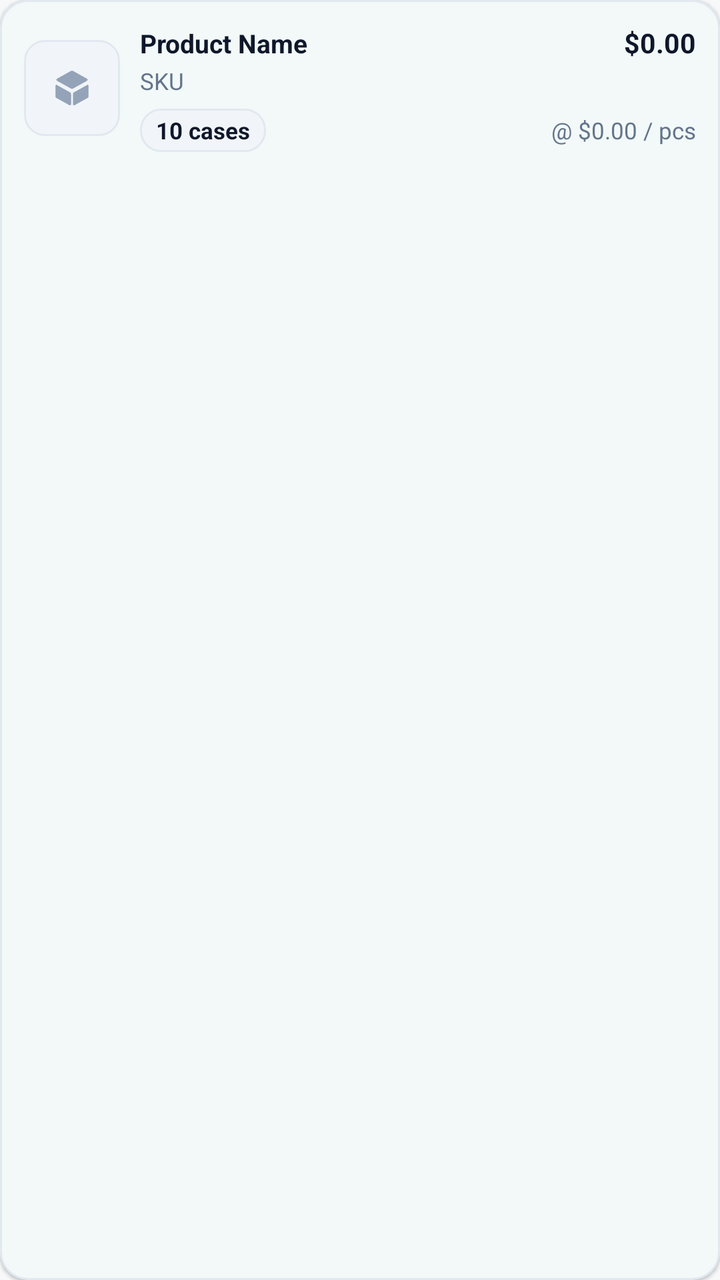
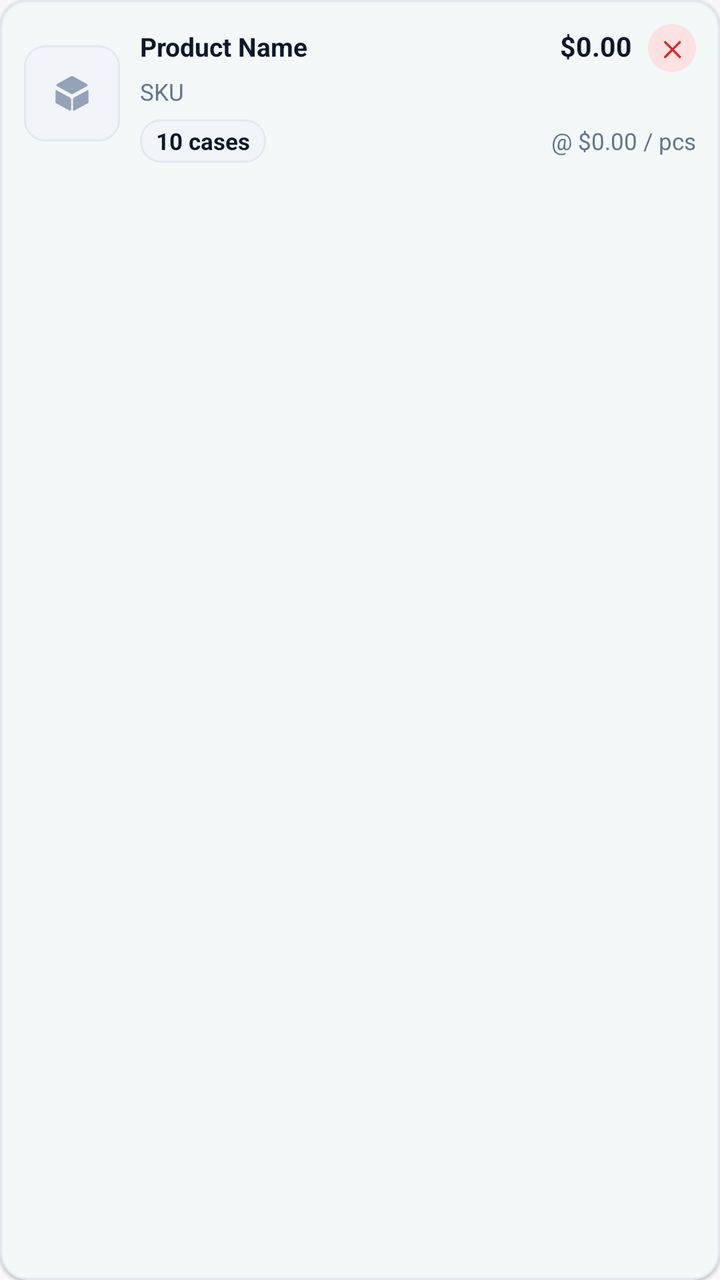

Before-and-after screenshots of an Android layout around one commit, followed by the original layout XML and the change that was made.
<!-- AndroidManifest.xml: application theme Theme.InFlowPremium -->
<!-- res/layout/item_po_line.xml -->
<?xml version="1.0" encoding="utf-8"?>
<com.google.android.material.card.MaterialCardView xmlns:android="http://schemas.android.com/apk/res/android"
    xmlns:app="http://schemas.android.com/apk/res-auto"
    android:layout_width="match_parent"
    android:layout_height="wrap_content"
    android:layout_marginBottom="8dp"
    app:cardBackgroundColor="@color/surface_card"
    app:cardCornerRadius="14dp"
    app:cardElevation="1dp"
    app:strokeColor="@color/surface_stroke"
    app:strokeWidth="1dp">

    <LinearLayout
        android:layout_width="match_parent"
        android:layout_height="wrap_content"
        android:gravity="center_vertical"
        android:orientation="horizontal"
        android:padding="12dp">

        <FrameLayout
            android:layout_width="48dp"
            android:layout_height="48dp"
            android:background="@drawable/bg_product_thumb">

            <ImageView
                android:id="@+id/ivPoLineIcon"
                android:layout_width="22dp"
                android:layout_height="22dp"
                android:layout_gravity="center"
                android:src="@drawable/ic_nav_product"
                app:tint="#94A3B8" />

            <ImageView
                android:id="@+id/ivPoLineThumb"
                android:layout_width="match_parent"
                android:layout_height="match_parent"
                android:scaleType="centerCrop"
                android:visibility="gone" />
        </FrameLayout>

        <LinearLayout
            android:layout_width="0dp"
            android:layout_height="wrap_content"
            android:layout_marginStart="10dp"
            android:layout_weight="1"
            android:orientation="vertical">

            <LinearLayout
                android:layout_width="match_parent"
                android:layout_height="wrap_content"
                android:orientation="horizontal">

                <TextView
                    android:id="@+id/tvPoLineName"
                    android:layout_width="0dp"
                    android:layout_height="wrap_content"
                    android:layout_weight="1"
                    android:ellipsize="end"
                    android:maxLines="2"
                    android:text="Product Name"
                    android:textColor="@color/text_primary"
                    android:textSize="13sp"
                    android:textStyle="bold" />

                <TextView
                    android:id="@+id/tvPoLineSubtotal"
                    android:layout_width="wrap_content"
                    android:layout_height="wrap_content"
                    android:layout_marginStart="8dp"
                    android:text="$0.00"
                    android:textColor="@color/text_primary"
                    android:textSize="13.5sp"
                    android:textStyle="bold" />
            </LinearLayout>

            <TextView
                android:id="@+id/tvPoLineSku"
                android:layout_width="wrap_content"
                android:layout_height="wrap_content"
                android:layout_marginTop="2dp"
                android:text="SKU"
                android:textColor="@color/text_secondary"
                android:textSize="11.5sp" />

            <LinearLayout
                android:layout_width="match_parent"
                android:layout_height="wrap_content"
                android:layout_marginTop="6dp"
                android:gravity="center_vertical"
                android:orientation="horizontal">

                <TextView
                    android:id="@+id/tvPoLineQty"
                    android:layout_width="wrap_content"
                    android:layout_height="wrap_content"
                    android:background="@drawable/bg_product_thumb"
                    android:paddingHorizontal="8dp"
                    android:paddingVertical="3dp"
                    android:text="10 cases"
                    android:textColor="@color/text_primary"
                    android:textSize="11.5sp"
                    android:textStyle="bold" />

                <View
                    android:layout_width="0dp"
                    android:layout_height="1dp"
                    android:layout_weight="1" />

                <TextView
                    android:id="@+id/tvPoLineUnitCost"
                    android:layout_width="wrap_content"
                    android:layout_height="wrap_content"
                    android:text="@ $0.00 / pcs"
                    android:textColor="@color/text_secondary"
                    android:textSize="11.5sp" />
            </LinearLayout>
        </LinearLayout>
    </LinearLayout>
</com.google.android.material.card.MaterialCardView>
<!-- resources referenced by this layout -->
<resources>
  <color name="surface_card">#FFFFFF</color>
  <color name="surface_stroke">#E2E8F0</color>
  <color name="text_primary">#0F172A</color>
  <color name="text_secondary">#64748B</color>
  <!-- drawable bg_product_thumb (drawable) -->
  <?xml version="1.0" encoding="utf-8"?>
  <shape xmlns:android="http://schemas.android.com/apk/res/android"
      android:shape="rectangle">
      <solid android:color="#F1F5F9" />
      <corners android:radius="10dp" />
      <stroke
          android:width="1dp"
          android:color="#E2E8F0" />
  </shape>
  <color name="primary">#0D9488</color>
  <color name="primary_dark">#0F766E</color>
  <color name="accent">#10B981</color>
  <color name="glass_dialog_bg">#E0FFFFFF</color>
  <color name="surface_subtle">#F1F5F9</color>
  <color name="surface_bg">#F6F8FA</color>
  <style name="Widget.InFlow.LiquidGlassPopupMenu" parent="Widget.Material3.PopupMenu">
          <item name="android:popupBackground">@drawable/bg_liquid_glass_popup</item>
          <item name="android:popupElevation">12dp</item>
      </style>
  <style name="MaterialAlertDialog.InFlow.BottomSheet" parent="MaterialAlertDialog.Material3">
          <item name="backgroundInsetStart">0dp</item>
          <item name="backgroundInsetEnd">0dp</item>
          <item name="backgroundInsetTop">0dp</item>
          <item name="backgroundInsetBottom">0dp</item>
      </style>
  <style name="ShapeAppearance.InFlow.LiquidGlassDialog" parent="">
          <item name="cornerFamily">rounded</item>
          <item name="cornerSize">28dp</item>
      </style>
  <style name="TextAppearance.InFlow.DialogTitle" parent="MaterialAlertDialog.Material3.Title.Text">
          <item name="android:textColor">@color/text_primary</item>
          <item name="android:textSize">18sp</item>
          <item name="android:textStyle">bold</item>
      </style>
  <style name="TextAppearance.InFlow.DialogBody" parent="MaterialAlertDialog.Material3.Body.Text">
          <item name="android:textColor">@color/text_secondary</item>
          <item name="android:textSize">14sp</item>
      </style>
  <style name="Widget.InFlow.DialogPositiveButton" parent="Widget.Material3.Button">
          <item name="backgroundTint">@color/primary</item>
          <item name="android:textColor">@color/white</item>
          <item name="android:textAllCaps">false</item>
          <item name="android:textStyle">bold</item>
          <item name="android:textSize">13sp</item>
          <item name="cornerRadius">999dp</item>
          <item name="android:minHeight">38dp</item>
          <item name="android:paddingHorizontal" tools:targetApi="o">18dp</item>
          <item name="android:layout_marginStart">6dp</item>
      </style>
  <style name="Widget.InFlow.DialogNeutralButton" parent="Widget.Material3.Button.TextButton.Dialog">
          <item name="android:textColor">@color/primary</item>
          <item name="android:textAllCaps">false</item>
          <item name="android:textStyle">bold</item>
          <item name="android:textSize">13sp</item>
          <item name="cornerRadius">999dp</item>
      </style>
  <color name="white">#FFFFFF</color>
  <color name="glass_btn_bg">#CCF1F5F9</color>
  <color name="glass_btn_stroke">#80CBD5E1</color>
  <!-- unchanged entries left out for length: 5 -->
</resources>

<!-- the commit's change to res/layout/item_po_line.xml (unified diff, before → after) -->
@@ -71,6 +71,21 @@
                     android:textColor="@color/text_primary"
                     android:textSize="13.5sp"
                     android:textStyle="bold" />
+
+                <TextView
+                    android:id="@+id/btnPoLineRemove"
+                    android:layout_width="24dp"
+                    android:layout_height="24dp"
+                    android:layout_marginStart="8dp"
+                    android:background="@drawable/bg_pill_emerald_dark"
+                    android:backgroundTint="#FEE2E2"
+                    android:clickable="true"
+                    android:focusable="true"
+                    android:gravity="center"
+                    android:text="✕"
+                    android:textColor="#DC2626"
+                    android:textSize="11sp"
+                    android:textStyle="bold" />
             </LinearLayout>
 
             <TextView
<!-- resource entries referenced after the edit -->
@@ -4,6 +4,16 @@
   <color name="surface_stroke">#E2E8F0</color>
   <color name="text_primary">#0F172A</color>
   <color name="text_secondary">#64748B</color>
+  <!-- drawable bg_pill_emerald_dark (drawable) -->
+  <?xml version="1.0" encoding="utf-8"?>
+  <shape xmlns:android="http://schemas.android.com/apk/res/android"
+      android:shape="rectangle">
+      <solid android:color="#064E3B" />
+      <stroke
+          android:width="1dp"
+          android:color="#065F46" />
+      <corners android:radius="99dp" />
+  </shape>
   <!-- drawable bg_product_thumb (drawable) -->
   <?xml version="1.0" encoding="utf-8"?>
   <shape xmlns:android="http://schemas.android.com/apk/res/android"
